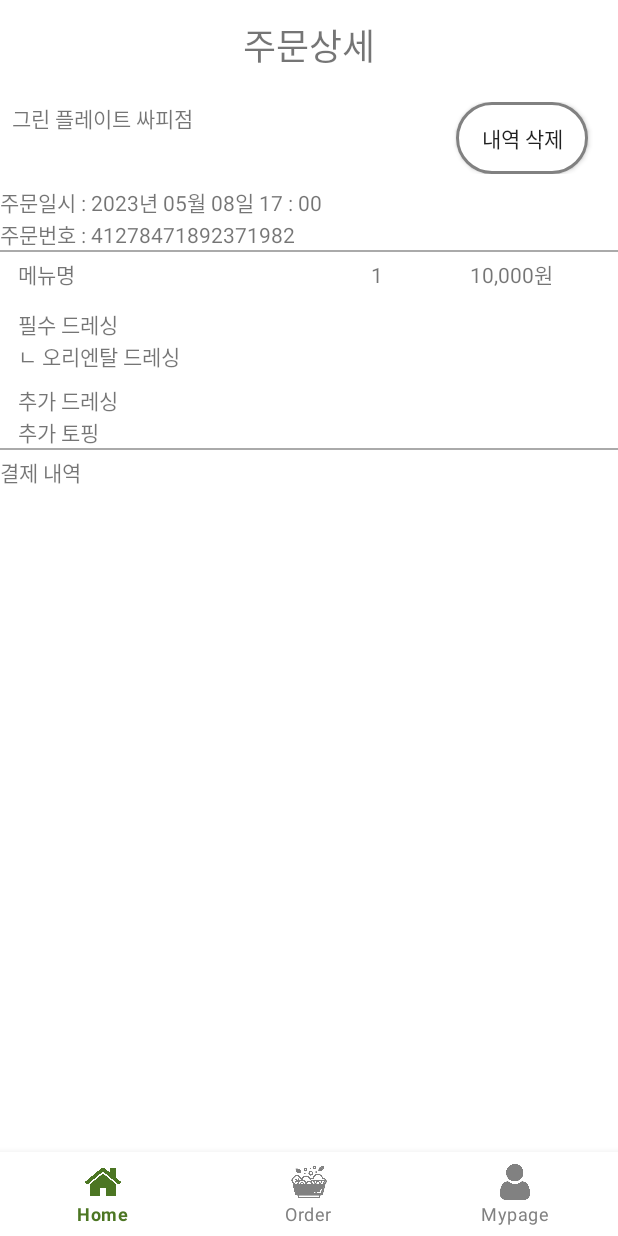
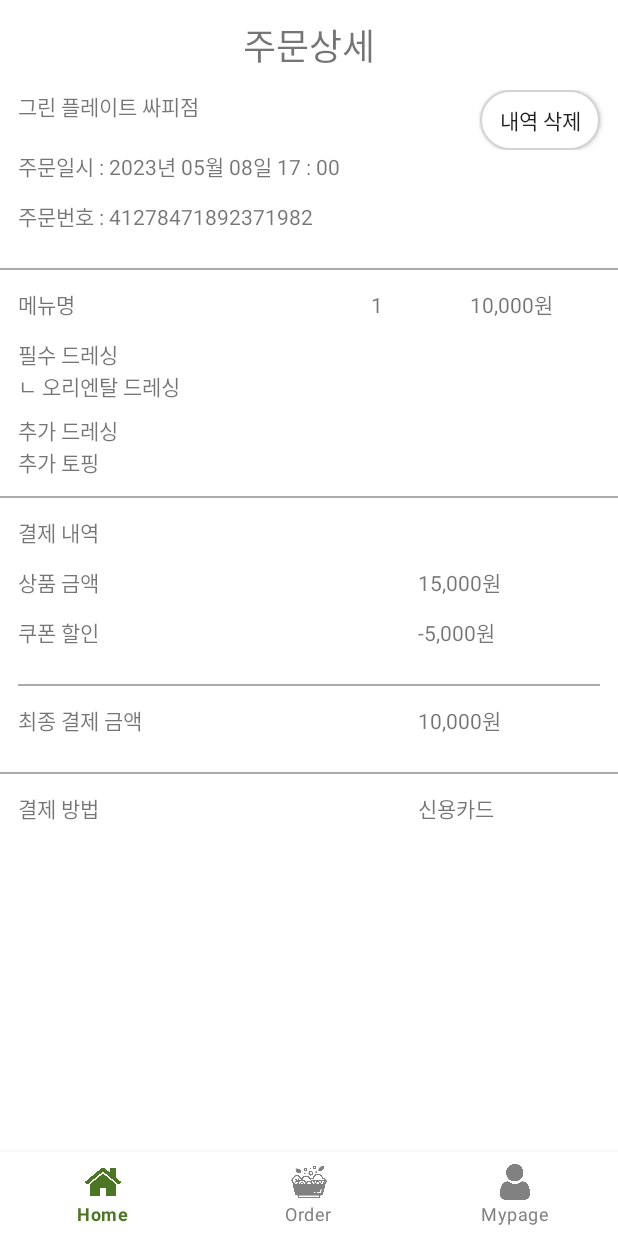
Before and after one commit to ShinWoon/GreenPlate, an Android app: the OrderHistoryDetailFragment screen opened through its navigation route, on a phone screen of 412 x 824 dp. Run offline under Robolectric (Android 15) with nearby library versions, the phone set to English and light mode, and no system bars; our stand-ins replace navigation-ui; pictures from the network do not load.

Commit message:
Feat : 주문 상세 화면 완료

```diff
--- a/green_plate_project/app/src/main/res/layout/fragment_order_history_detail.xml
+++ b/green_plate_project/app/src/main/res/layout/fragment_order_history_detail.xml
@@ -1,9 +1,9 @@
 <?xml version="1.0" encoding="utf-8"?>
 <LinearLayout xmlns:android="http://schemas.android.com/apk/res/android"
+    xmlns:app="http://schemas.android.com/apk/res-auto"
     xmlns:tools="http://schemas.android.com/tools"
     android:layout_width="match_parent"
     android:layout_height="match_parent"
-    xmlns:app="http://schemas.android.com/apk/res-auto"
     android:layout_marginTop="12dp"
     android:orientation="vertical"
     tools:context=".OrderHistoryDetailFragment">
@@ -11,8 +11,8 @@
     <TextView
         android:layout_width="match_parent"
         android:layout_height="wrap_content"
+        android:layout_marginBottom="12dp"
         android:text="주문상세"
-        android:layout_marginBottom="12dp"
         android:textAlignment="center"
         android:textSize="24sp" />
 
@@ -22,50 +22,82 @@
         android:layout_height="match_parent">
 
         <LinearLayout
-            android:orientation="vertical"
             android:layout_width="match_parent"
-            android:layout_height="match_parent">
+            android:layout_height="match_parent"
+            android:orientation="vertical">
 
             <LinearLayout
-            android:padding="8dp"
-            android:orientation="horizontal"
                 android:layout_width="match_parent"
-            android:layout_height="match_parent">
+                android:layout_height="match_parent"
+                android:layout_marginStart="12dp"
+                android:orientation="horizontal">
+
                 <TextView
-                android:text="그린 플레이트 싸피점"
+                    android:id="@+id/orderHistoryStoreNameTv"
                     android:layout_width="wrap_content"
-                android:layout_height="wrap_content"/>
+                    android:layout_height="wrap_content"
+                    android:text="그린 플레이트 싸피점" />
 
                 <androidx.constraintlayout.widget.ConstraintLayout
                     android:layout_width="match_parent"
                     android:layout_height="wrap_content">
+
                     <androidx.appcompat.widget.AppCompatButton
+                        android:id="@+id/orderHistoryDeleteBtn"
+                        android:layout_width="80dp"
+                        android:layout_height="40dp"
                         android:layout_marginEnd="12dp"
-                    app:layout_constraintTop_toTopOf="parent"
+                        android:background="@drawable/order_choose_shape"
+                        android:text="내역 삭제"
                         app:layout_constraintEnd_toEndOf="parent"
-                    android:text="내역 삭제"
-                    android:background="@drawable/button_background1"
-                    android:layout_width="wrap_content"
-                    android:layout_height="wrap_content" />
+                        app:layout_constraintTop_toTopOf="parent" />
                 </androidx.constraintlayout.widget.ConstraintLayout>
 
 
             </LinearLayout>
+
+            <LinearLayout
+                android:layout_width="match_parent"
+                android:layout_height="wrap_content"
+                android:layout_marginStart="12dp"
+                android:orientation="horizontal">
+
                 <TextView
-                android:text="주문일시 : 2023년 05월 08일 17 : 00"
                     android:layout_width="wrap_content"
-                android:layout_height="wrap_content"/>
+                    android:layout_height="wrap_content"
+                    android:text="주문일시 : " />
+
                 <TextView
-                android:text="주문번호 : 41278471892371982"
+                    android:id="@+id/orderHistoryDateTv"
                     android:layout_width="wrap_content"
-                android:layout_height="wrap_content"/>
+                    android:layout_height="wrap_content"
+                    android:text="2023년 05월 08일 17 : 00" />
+            </LinearLayout>
+
+            <LinearLayout
+                android:layout_width="match_parent"
+                android:layout_height="wrap_content"
+                android:layout_margin="12dp"
+                android:orientation="horizontal">
+
+                <TextView
+                    android:layout_width="wrap_content"
+                    android:layout_height="wrap_content"
+                    android:text="주문번호 : " />
+
+                <TextView
+                    android:id="@+id/orderHistoryNumberTv"
+                    android:layout_width="wrap_content"
+                    android:layout_height="wrap_content"
+                    android:text="41278471892371982" />
+            </LinearLayout>
 
             <View
                 android:layout_width="match_parent"
                 android:layout_height="1dp"
-                android:layout_marginBottom="4dp"
+                android:layout_marginTop="12dp"
+                android:layout_marginBottom="12dp"
                 android:background="@android:color/darker_gray" />
-
 
 
             <LinearLayout
@@ -74,29 +106,33 @@
                 android:orientation="horizontal">
 
                 <LinearLayout
-                    android:layout_weight="1"
                     android:layout_width="match_parent"
-                    android:layout_height="wrap_content">
+                    android:layout_height="wrap_content"
+                    android:layout_weight="1">
+
                     <TextView
-                        android:id="@+id/shoppingItemNameTv"
+                        android:id="@+id/orderHistoryItemNameTv"
                         android:layout_width="match_parent"
                         android:layout_height="wrap_content"
                         android:layout_marginLeft="12dp"
                         android:text="메뉴명" />
                 </LinearLayout>
+
                 <LinearLayout
+                    android:layout_width="match_parent"
+                    android:layout_height="wrap_content"
                     android:layout_weight="1.5"
-                    android:orientation="horizontal"
-                    android:layout_width="match_parent"
-                    android:layout_height="wrap_content">
+                    android:orientation="horizontal">
+
                     <TextView
-                        android:id="@+id/subDressingCntTv"
+                        android:id="@+id/orderHistoryItemCntTv"
                         android:layout_width="match_parent"
                         android:layout_height="wrap_content"
                         android:layout_weight="1.5"
                         android:text="1" />
+
                     <TextView
-                        android:id="@+id/shoppingItemPriceTv"
+                        android:id="@+id/orderHistoryItemPriceTv"
                         android:layout_width="match_parent"
                         android:layout_height="wrap_content"
                         android:layout_weight="1"
@@ -122,6 +158,7 @@
                     android:text="필수 드레싱" />
 
                 <TextView
+                    android:id="@+id/orderHistoryMainDressingTv"
                     android:layout_width="wrap_content"
                     android:layout_height="wrap_content"
                     android:text="ㄴ 오리엔탈 드레싱" />
@@ -144,11 +181,11 @@
                     android:text="추가 드레싱" />
 
                 <androidx.recyclerview.widget.RecyclerView
-                    android:id="@+id/subDressingRv"
+                    android:id="@+id/orderHistorySubDressingRv"
                     android:layout_width="match_parent"
                     android:layout_height="wrap_content"
-                    tools:listitem="@layout/list_item_shoppingcart_sub_dressing"
-                    app:layoutManager="androidx.recyclerview.widget.LinearLayoutManager" />
+                    app:layoutManager="androidx.recyclerview.widget.LinearLayoutManager"
+                    tools:listitem="@layout/list_item_shoppingcart_sub_dressing" />
             </LinearLayout>
 
             <LinearLayout
@@ -166,33 +203,120 @@
                     android:text="추가 토핑" />
 
                 <androidx.recyclerview.widget.RecyclerView
-                    android:id="@+id/subToppingRv"
-                    tools:listitem="@layout/list_item_shoppingcart_sub_topping"
+                    android:id="@+id/orderHistorySubToppingRv"
                     android:layout_width="match_parent"
                     android:layout_height="wrap_content"
-                    app:layoutManager="androidx.recyclerview.widget.LinearLayoutManager" />
+                    app:layoutManager="androidx.recyclerview.widget.LinearLayoutManager"
+                    tools:listitem="@layout/list_item_shoppingcart_sub_topping" />
             </LinearLayout>
 
             <View
                 android:layout_width="match_parent"
                 android:layout_height="1dp"
-                android:layout_marginBottom="4dp"
+                android:layout_marginTop="12dp"
+                android:layout_marginBottom="12dp"
                 android:background="@android:color/darker_gray" />
 
             <TextView
-                android:text="결제 내역"
+                android:layout_marginLeft="12dp"
+                android:layout_marginBottom="12dp"
                 android:layout_width="match_parent"
-                android:layout_height="wrap_content"/>
+                android:layout_height="wrap_content"
+                android:text="결제 내역" />
 
+            <LinearLayout
+                android:orientation="horizontal"
+                android:layout_marginLeft="12dp"
+                android:layout_marginBottom="12dp"
+                android:layout_width="match_parent"
+                android:layout_height="wrap_content">
+                <TextView
+                    android:text="상품 금액"
+                    android:layout_weight="1"
+                    android:layout_width="match_parent"
+                    android:layout_height="wrap_content" />
+                <TextView
+                    android:id="@+id/orderHistoryTotalPriceTv"
+                    android:text="15,000원"
+                    android:layout_weight="2"
+                    android:layout_width="match_parent"
+                    android:layout_height="wrap_content" />
+
+            </LinearLayout>
+
+            <LinearLayout
+                android:orientation="horizontal"
+                android:layout_marginLeft="12dp"
+                android:layout_marginBottom="12dp"
+                android:layout_width="match_parent"
+                android:layout_height="wrap_content">
+                <TextView
+                    android:text="쿠폰 할인"
+                    android:layout_weight="1"
+                    android:layout_width="match_parent"
+                    android:layout_height="wrap_content" />
+                <TextView
+                    android:id="@+id/orderHistoryDiscountTv"
+                    android:text="-5,000원"
+                    android:layout_weight="2"
+                    android:layout_width="match_parent"
+                    android:layout_height="wrap_content" />
+            </LinearLayout>
+
+            <View
+                android:layout_width="match_parent"
+                android:layout_height="1dp"
+                android:layout_margin="12dp"
+                android:background="@android:color/darker_gray" />
+
+            <LinearLayout
+                android:orientation="horizontal"
+                android:layout_marginLeft="12dp"
+                android:layout_marginBottom="12dp"
+                android:layout_width="match_parent"
+                android:layout_height="wrap_content">
+                <TextView
+                    android:text="최종 결제 금액"
+                    android:layout_weight="1"
+                    android:layout_width="match_parent"
+                    android:layout_height="wrap_content" />
+                <TextView
+                    android:id="@+id/orderHistoryFinalPriceTv"
+                    android:text="10,000원"
+                    android:layout_weight="2"
+                    android:layout_width="match_parent"
+                    android:layout_height="wrap_content" />
+            </LinearLayout>
+            <View
+                android:layout_width="match_parent"
+                android:layout_height="1dp"
+                android:layout_marginTop="12dp"
+                android:layout_marginBottom="12dp"
+                android:background="@android:color/darker_gray" />
+
+            <LinearLayout
+                android:orientation="horizontal"
+                android:layout_marginLeft="12dp"
+                android:layout_marginBottom="12dp"
+                android:layout_width="match_parent"
+                android:layout_height="wrap_content">
+                <TextView
+                    android:text="결제 방법"
+                    android:layout_weight="1"
+                    android:layout_width="match_parent"
+                    android:layout_height="wrap_content" />
+                <TextView
+                    android:id="@+id/orderHistoryPayMethod"
+                    android:text="신용카드"
+                    android:layout_weight="2"
+                    android:layout_width="match_parent"
+                    android:layout_height="wrap_content" />
+            </LinearLayout>
 
 
         </LinearLayout>
 
 
-
-
-
-
     </androidx.core.widget.NestedScrollView>
 
 </LinearLayout>
```
Lines whose indentation alone changed are shown as unchanged.
